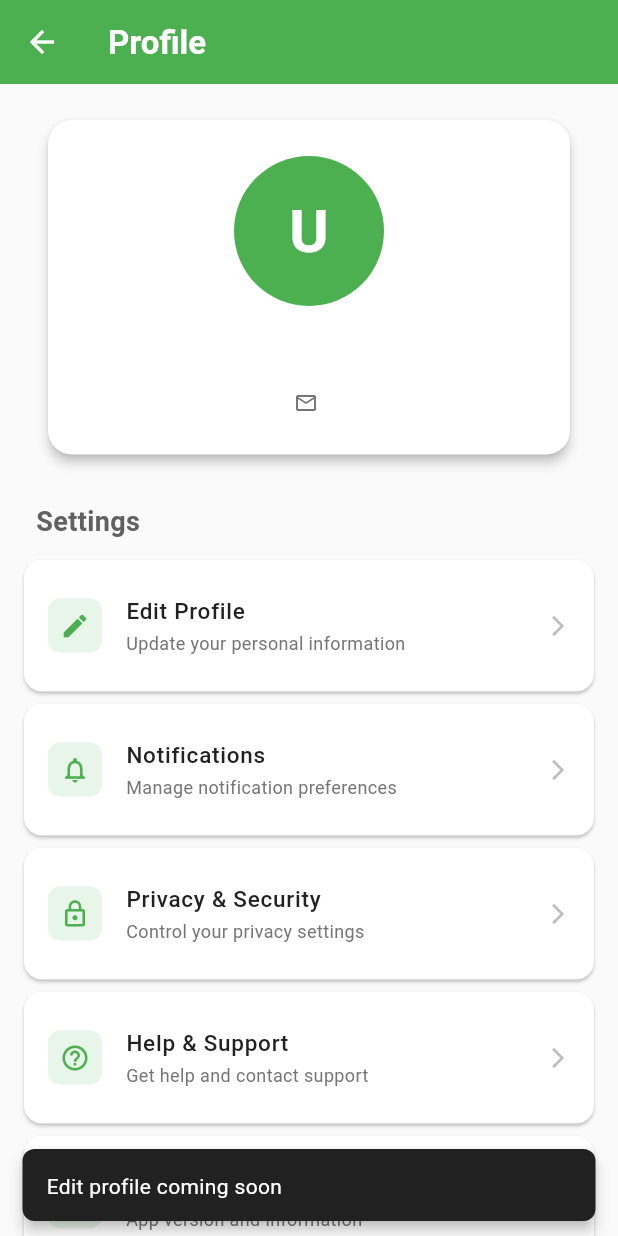
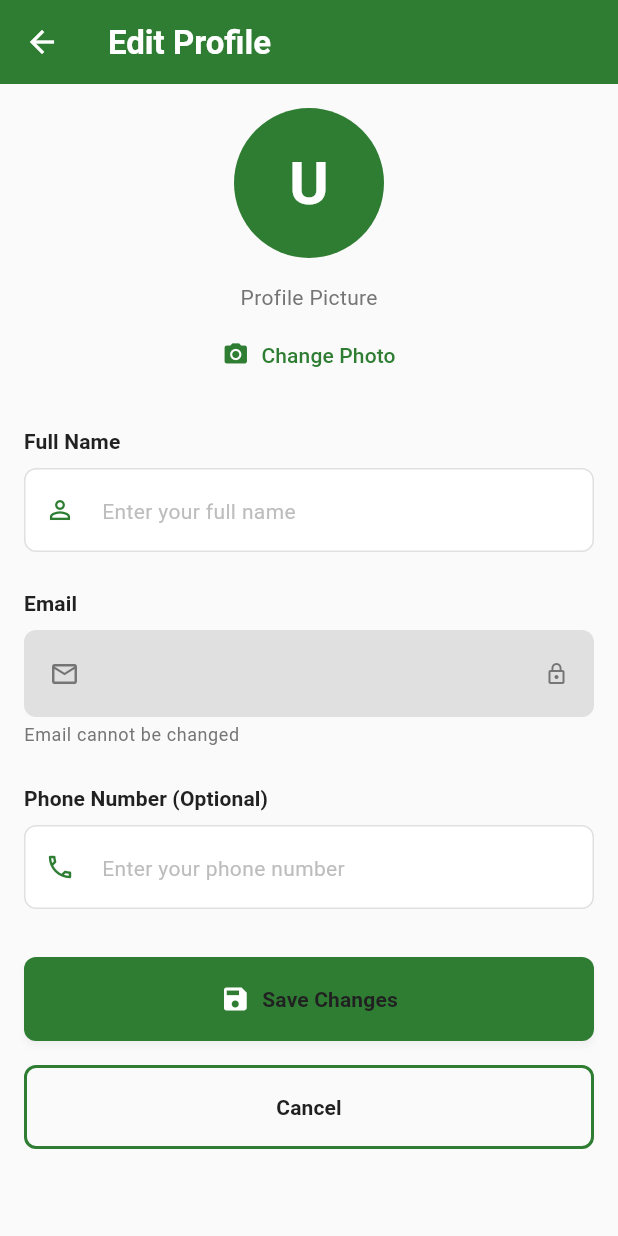
Before and after one commit to Naiman2000/Smart-Navigation-System, a Flutter app: the ProfileScreen screen opened by its route, after a tap on "Edit Profile", on a phone screen of 412 x 824 dp. Run offline on Flutter 3.47's test engine with Material 3 defaults, Android fonts, the phone set to English and light mode, and no system bars; our stand-ins replace cloud_firestore, firebase_auth, firebase_core, flutter_blue_plus, flutter_secure_storage, shared_preferences; accounts and stored records are empty.

Commit message:
Add Edit Profile screen and integrate navigation; update Firebase service to handle profile creation and updates.

```diff
--- a/lib/main.dart
+++ b/lib/main.dart
@@ -11,6 +11,7 @@
 import 'screens/add_list_screen.dart';
 import 'screens/shopping_list_screen.dart';
 import 'screens/profile_screen.dart';
+import 'screens/edit_profile_screen.dart';
 import 'theme/app_theme.dart';
 
 void main() async {
@@ -87,6 +88,7 @@
         '/addList': (context) => const AddListScreen(),
         '/shoppingList': (context) => const ShoppingListScreen(),
         '/profile': (context) => const ProfileScreen(),
+        '/editProfile': (context) => const EditProfileScreen(),
       },
     );
   }
--- /dev/null
+++ b/lib/screens/edit_profile_screen.dart
@@ -0,0 +1,356 @@
+import 'package:flutter/material.dart';
+import '../services/firebase_service.dart';
+import '../models/user_model.dart';
+import '../widgets/input_field.dart';
+import '../widgets/custom_button.dart';
+import '../theme/app_theme.dart';
+
+class EditProfileScreen extends StatefulWidget {
+  const EditProfileScreen({super.key});
+
+  @override
+  State<EditProfileScreen> createState() => _EditProfileScreenState();
+}
+
+class _EditProfileScreenState extends State<EditProfileScreen> {
+  final _firebaseService = FirebaseService();
+  final _formKey = GlobalKey<FormState>();
+
+  final _nameController = TextEditingController();
+  final _phoneController = TextEditingController();
+
+  UserModel? _userProfile;
+  bool _isLoading = false;
+  bool _isLoadingProfile = true;
+  String? _errorMessage;
+
+  @override
+  void initState() {
+    super.initState();
+    _loadUserProfile();
+  }
+
+  Future<void> _loadUserProfile() async {
+    setState(() {
+      _isLoadingProfile = true;
+      _errorMessage = null;
+    });
+
+    try {
+      final user = _firebaseService.currentUser;
+      if (user == null) {
+        setState(() {
+          _errorMessage = 'User not logged in';
+          _isLoadingProfile = false;
+        });
+        return;
+      }
+
+      final profile = await _firebaseService.getUserProfile(user.uid);
+      if (profile != null) {
+        setState(() {
+          _userProfile = profile;
+          _nameController.text = profile.displayName;
+          _phoneController.text = profile.phoneNumber ?? '';
+          _isLoadingProfile = false;
+        });
+      } else {
+        // If profile doesn't exist, use auth user data
+        setState(() {
+          _nameController.text = user.displayName ?? 'User';
+          _phoneController.text = user.phoneNumber ?? '';
+          _isLoadingProfile = false;
+        });
+      }
+    } catch (e) {
+      setState(() {
+        _errorMessage = 'Failed to load profile: $e';
+        _isLoadingProfile = false;
+      });
+    }
+  }
+
+  @override
+  void dispose() {
+    _nameController.dispose();
+    _phoneController.dispose();
+    super.dispose();
+  }
+
+  Future<void> _saveProfile() async {
+    if (!_formKey.currentState!.validate()) {
+      return;
+    }
+
+    final user = _firebaseService.currentUser;
+    if (user == null) {
+      setState(() {
+        _errorMessage = 'User not logged in';
+      });
+      return;
+    }
+
+    setState(() {
+      _isLoading = true;
+      _errorMessage = null;
+    });
+
+    try {
+      final displayName = _nameController.text.trim();
+      final phoneNumber = _phoneController.text.trim().isEmpty
+          ? null
+          : _phoneController.text.trim();
+
+      // Update Firebase Auth display name
+      await user.updateDisplayName(displayName);
+      await user.reload();
+
+      // Update or create user profile in Firestore
+      if (_userProfile != null) {
+        // Update existing profile
+        final updatedProfile = _userProfile!.copyWith(
+          displayName: displayName,
+          phoneNumber: phoneNumber,
+        );
+        await _firebaseService.updateUserProfile(updatedProfile);
+      } else {
+        // Create new profile if it doesn't exist
+        final newProfile = UserModel(
+          userId: user.uid,
+          email: user.email ?? '',
+          displayName: displayName,
+          phoneNumber: phoneNumber,
+          createdAt: DateTime.now(),
+          lastLoginAt: DateTime.now(),
+          preferences: UserPreferences.defaultPreferences(),
+        );
+        await _firebaseService.updateUserProfile(newProfile);
+      }
+
+      if (mounted) {
+        ScaffoldMessenger.of(context).showSnackBar(
+          const SnackBar(
+            content: Text('Profile updated successfully!'),
+            backgroundColor: AppTheme.successColor,
+            duration: Duration(seconds: 2),
+          ),
+        );
+
+        // Navigate back
+        Navigator.pop(context, true);
+      }
+    } catch (e) {
+      if (mounted) {
+        setState(() {
+          _errorMessage = 'Failed to update profile: ${e.toString()}';
+          _isLoading = false;
+        });
+
+        ScaffoldMessenger.of(context).showSnackBar(
+          SnackBar(
+            content: Text('Error: ${e.toString()}'),
+            backgroundColor: AppTheme.errorColor,
+            duration: const Duration(seconds: 3),
+          ),
+        );
+      }
+    }
+  }
+
+  @override
+  Widget build(BuildContext context) {
+    final theme = Theme.of(context);
+    final user = _firebaseService.currentUser;
+    final email = user?.email ?? 'No email';
+
+    return Scaffold(
+      backgroundColor: AppTheme.backgroundColor,
+      appBar: AppBar(
+        title: const Text('Edit Profile'),
+      ),
+      body: _isLoadingProfile
+          ? const Center(child: CircularProgressIndicator())
+          : SingleChildScrollView(
+              padding: const EdgeInsets.all(AppTheme.spacingM),
+              child: Form(
+                key: _formKey,
+                child: Column(
+                  crossAxisAlignment: CrossAxisAlignment.stretch,
+                  children: [
+                    // Error Message
+                    if (_errorMessage != null) ...[
+                      Container(
+                        padding: const EdgeInsets.all(AppTheme.spacingM),
+                        decoration: BoxDecoration(
+                          color: AppTheme.errorColor.withOpacity(0.1),
+                          borderRadius: BorderRadius.circular(AppTheme.radiusS),
+                          border: Border.all(color: AppTheme.errorColor),
+                        ),
+                        child: Row(
+                          children: [
+                            const Icon(
+                              Icons.error_outline,
+                              color: AppTheme.errorColor,
+                              size: 20,
+                            ),
+                            const SizedBox(width: AppTheme.spacingS),
+                            Expanded(
+                              child: Text(
+                                _errorMessage!,
+                                style: const TextStyle(color: AppTheme.errorColor),
+                              ),
+                            ),
+                          ],
+                        ),
+                      ),
+                      const SizedBox(height: AppTheme.spacingM),
+                    ],
+
+                    // Profile Picture Section
+                    Center(
+                      child: Column(
+                        children: [
+                          CircleAvatar(
+                            radius: 50,
+                            backgroundColor: AppTheme.primaryColor,
+                            child: Text(
+                              _nameController.text.isNotEmpty
+                                  ? _nameController.text[0].toUpperCase()
+                                  : 'U',
+                              style: const TextStyle(
+                                fontSize: 40,
+                                fontWeight: FontWeight.bold,
+                                color: AppTheme.textOnPrimary,
+                              ),
+                            ),
+                          ),
+                          const SizedBox(height: AppTheme.spacingM),
+                          Text(
+                            'Profile Picture',
+                            style: theme.textTheme.bodyMedium?.copyWith(
+                              color: AppTheme.textSecondary,
+                            ),
+                          ),
+                          const SizedBox(height: AppTheme.spacingXS),
+                          TextButton.icon(
+                            onPressed: () {
+                              ScaffoldMessenger.of(context).showSnackBar(
+                                const SnackBar(
+                                  content: Text('Profile picture upload coming soon'),
+                                ),
+                              );
+                            },
+                            icon: const Icon(Icons.camera_alt, size: 18),
+                            label: const Text('Change Photo'),
+                          ),
+                        ],
+                      ),
+                    ),
+
+                    const SizedBox(height: AppTheme.spacingL),
+
+                    // Display Name Field
+                    InputField(
+                      label: 'Full Name',
+                      hintText: 'Enter your full name',
+                      type: InputFieldType.text,
+                      prefixIcon: Icons.person_outline,
+                      controller: _nameController,
+                      validator: InputValidators.required('Full Name'),
+                    ),
+                    const SizedBox(height: AppTheme.spacingL),
+
+                    // Email Field (Read-only)
+                    Column(
+                      crossAxisAlignment: CrossAxisAlignment.start,
+                      children: [
+                        Text(
+                          'Email',
+                          style: theme.textTheme.titleSmall?.copyWith(
+                            fontWeight: FontWeight.w600,
+                            color: AppTheme.textPrimary,
+                          ),
+                        ),
+                        const SizedBox(height: AppTheme.spacingS),
+                        Container(
+                          padding: const EdgeInsets.symmetric(
+                            horizontal: AppTheme.spacingM,
+                            vertical: AppTheme.spacingM,
+                          ),
+                          decoration: BoxDecoration(
+                            color: AppTheme.borderColor,
+                            borderRadius: BorderRadius.circular(AppTheme.radiusS),
+                            border: Border.all(color: AppTheme.borderColor),
+                          ),
+                          child: Row(
+                            children: [
+                              const Icon(
+                                Icons.email_outlined,
+                                color: AppTheme.textSecondary,
+                                size: 20,
+                              ),
+                              const SizedBox(width: AppTheme.spacingM),
+                              Expanded(
+                                child: Text(
+                                  email,
+                                  style: theme.textTheme.bodyLarge?.copyWith(
+                                    color: AppTheme.textSecondary,
+                                  ),
+                                ),
+                              ),
+                              const Icon(
+                                Icons.lock_outline,
+                                color: AppTheme.textSecondary,
+                                size: 16,
+                              ),
+                            ],
+                          ),
+                        ),
+                        const SizedBox(height: AppTheme.spacingXS),
+                        Text(
+                          'Email cannot be changed',
+                          style: theme.textTheme.bodySmall?.copyWith(
+                            color: AppTheme.textSecondary,
+                          ),
+                        ),
+                      ],
+                    ),
+                    const SizedBox(height: AppTheme.spacingL),
+
+                    // Phone Number Field
+                    InputField(
+                      label: 'Phone Number (Optional)',
+                      hintText: 'Enter your phone number',
+                      type: InputFieldType.phone,
+                      prefixIcon: Icons.phone_outlined,
+                      controller: _phoneController,
+                      validator: InputValidators.phone(),
+                    ),
+                    const SizedBox(height: AppTheme.spacingXL),
+
+                    // Save Button
+                    CustomButton(
+                      text: 'Save Changes',
+                      onPressed: _isLoading ? null : _saveProfile,
+                      isLoading: _isLoading,
+                      icon: Icons.save,
+                      height: 56,
+                    ),
+                    const SizedBox(height: AppTheme.spacingM),
+
+                    // Cancel Button
+                    CustomButton(
+                      text: 'Cancel',
+                      onPressed: _isLoading
+                          ? null
+                          : () => Navigator.pop(context),
+                      variant: ButtonVariant.outline,
+                      height: 56,
+                    ),
+                  ],
+                ),
+              ),
+            ),
+    );
+  }
+}
--- a/lib/screens/profile_screen.dart
+++ b/lib/screens/profile_screen.dart
@@ -156,10 +156,12 @@ class _ProfileScreenState extends State<ProfileScreen> {
               icon: Icons.edit,
               title: 'Edit Profile',
               subtitle: 'Update your personal information',
-              onTap: () {
-                ScaffoldMessenger.of(context).showSnackBar(
-                  const SnackBar(content: Text('Edit profile coming soon')),
-                );
+              onTap: () async {
+                final result = await Navigator.pushNamed(context, '/editProfile');
+                if (result == true) {
+                  // Refresh the profile screen
+                  setState(() {});
+                }
               },
             ),
 
```
Also changed, not shown: lib/services/firebase_service.dart (+11 -5 lines).
